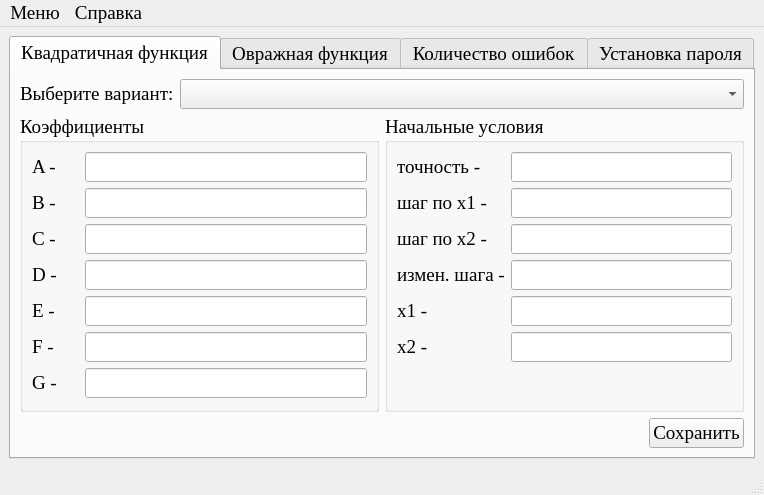
First picture: the form in setvariants/ui/mainwindow.ui, repository Eliminationzx/optimizationmethods, before the edit.
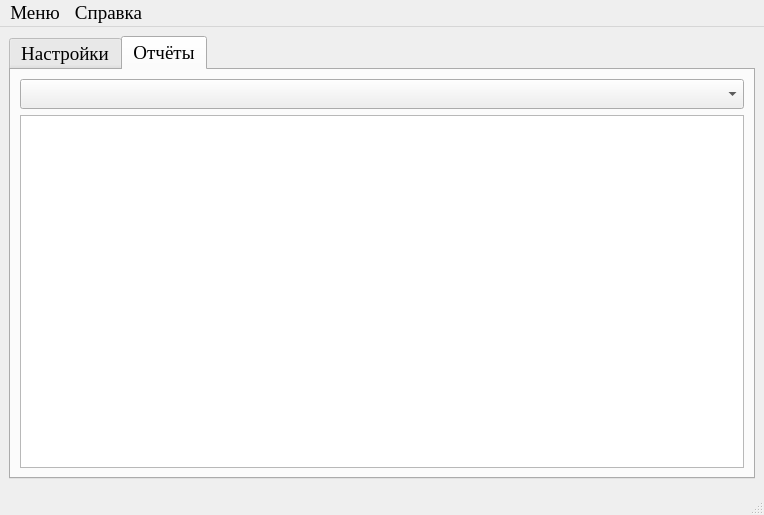
Second picture: the form after the edit. The open tabs and pages were chosen to show the change. Icons and pictures are not drawn.

Commit message: Сделал новую вкладку для отчётов.

Patch:
```diff
--- a/setvariants/ui/mainwindow.ui
+++ b/setvariants/ui/mainwindow.ui
@@ -7,7 +7,7 @@
     <x>0</x>
     <y>0</y>
     <width>764</width>
-    <height>473</height>
+    <height>500</height>
    </rect>
   </property>
   <property name="maximumSize">
@@ -30,6 +30,16 @@
     <normaloff>:/icon/icon.bmp</normaloff>:/icon/icon.bmp</iconset>
   </property>
   <widget class="QWidget" name="centralwidget">
+   <layout class="QGridLayout" name="gridLayout_16">
+    <item row="0" column="0">
+     <widget class="QTabWidget" name="tabWidget_2">
+      <property name="currentIndex">
+       <number>0</number>
+      </property>
+      <widget class="QWidget" name="tab">
+       <attribute name="title">
+        <string>Настройки</string>
+       </attribute>
    <layout class="QGridLayout" name="gridLayout">
     <item row="0" column="0">
      <widget class="QTabWidget" name="tabWidget">
@@ -742,6 +752,23 @@
     </item>
    </layout>
   </widget>
+      <widget class="QWidget" name="tab_2">
+       <attribute name="title">
+        <string>Отчёты</string>
+       </attribute>
+       <layout class="QVBoxLayout" name="verticalLayout_6">
+        <item>
+         <widget class="QComboBox" name="comboBox_2"/>
+        </item>
+        <item>
+         <widget class="QTableWidget" name="tableWidget"/>
+        </item>
+       </layout>
+      </widget>
+     </widget>
+    </item>
+   </layout>
+  </widget>
   <widget class="QMenuBar" name="menubar">
    <property name="geometry">
     <rect>
```
Left out of the diff: 30 changed lines with no effect on the pictures. Lines whose indentation alone changed are shown as unchanged.
